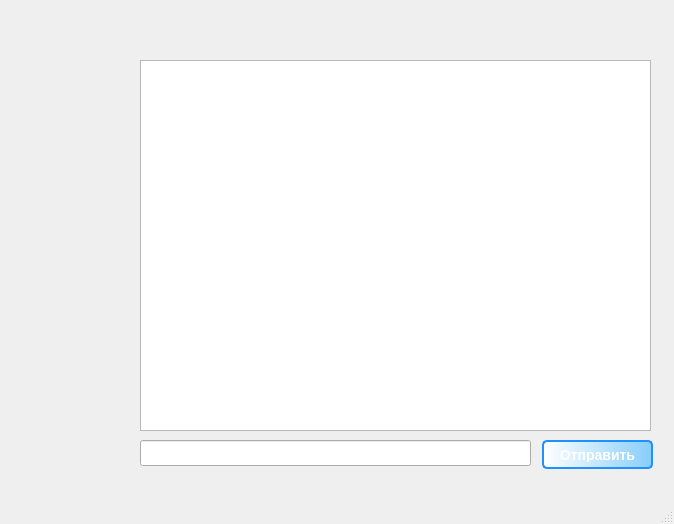
The window that mainwindow.ui (Keym0s/Client) describes before a commit, drawn with Qt 5.
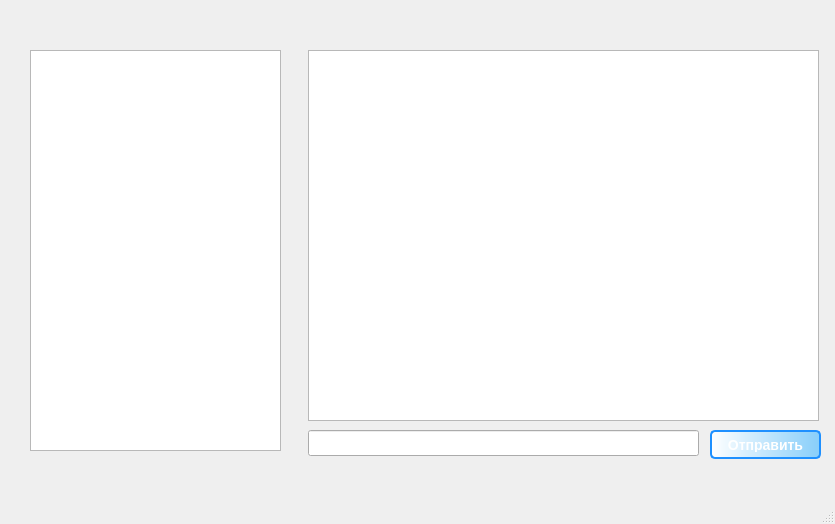
The same window after the commit.

```diff
--- a/mainwindow.ui
+++ b/mainwindow.ui
@@ -6,7 +6,7 @@
    <rect>
     <x>0</x>
     <y>0</y>
-    <width>674</width>
+    <width>835</width>
     <height>524</height>
    </rect>
   </property>
@@ -17,8 +17,8 @@
    <widget class="QLineEdit" name="lineEdit">
     <property name="geometry">
      <rect>
-      <x>140</x>
-      <y>440</y>
+      <x>308</x>
+      <y>430</y>
       <width>391</width>
       <height>26</height>
      </rect>
@@ -27,8 +27,8 @@
    <widget class="QTextBrowser" name="textBrowser">
     <property name="geometry">
      <rect>
-      <x>140</x>
-      <y>60</y>
+      <x>308</x>
+      <y>50</y>
       <width>511</width>
       <height>371</height>
      </rect>
@@ -37,8 +37,8 @@
    <widget class="QPushButton" name="pushButton_2">
     <property name="geometry">
      <rect>
-      <x>542</x>
-      <y>440</y>
+      <x>710</x>
+      <y>430</y>
       <width>111</width>
       <height>29</height>
      </rect>
@@ -66,6 +66,29 @@
      <string>Отправить</string>
     </property>
    </widget>
+   <widget class="QListWidget" name="contactsList">
+    <property name="geometry">
+     <rect>
+      <x>30</x>
+      <y>50</y>
+      <width>251</width>
+      <height>401</height>
+     </rect>
+    </property>
+   </widget>
+   <widget class="QLabel" name="usernameLabel">
+    <property name="geometry">
+     <rect>
+      <x>30</x>
+      <y>10</y>
+      <width>251</width>
+      <height>31</height>
+     </rect>
+    </property>
+    <property name="text">
+     <string/>
+    </property>
+   </widget>
   </widget>
   <widget class="QMenuBar" name="menubar">
    <property name="geometry">
```
Left out of the diff: 2 changed lines with no effect on the pictures.
